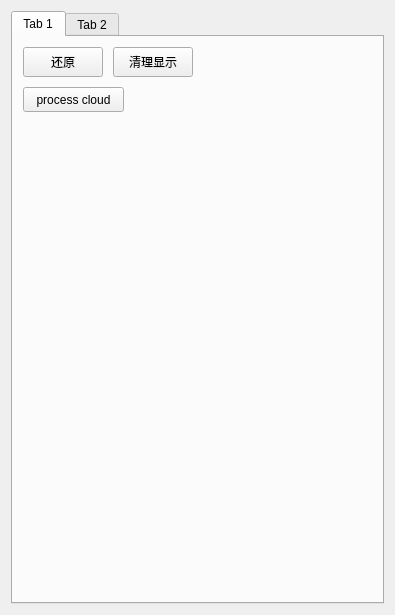
Above: src/setting_menu.ui from hikerkong/boxs_tool before the change. Below: the same form after it.
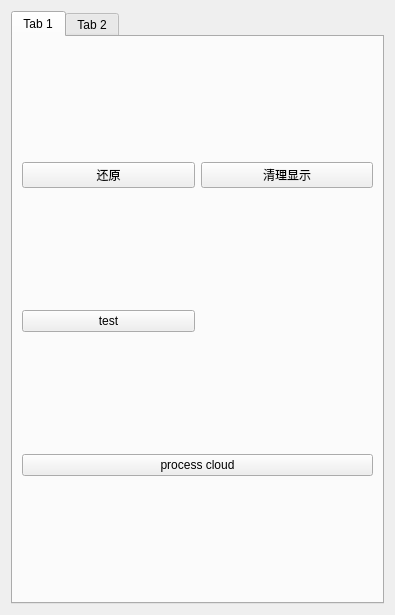
That is the form after the change.

Diff of the .ui file:
```diff
--- a/src/setting_menu.ui
+++ b/src/setting_menu.ui
@@ -23,45 +23,36 @@
       <attribute name="title">
        <string>Tab 1</string>
       </attribute>
+      <layout class="QGridLayout" name="gridLayout_2">
+       <item row="2" column="0" colspan="2">
       <widget class="QPushButton" name="pushButton">
-       <property name="geometry">
-        <rect>
-         <x>10</x>
-         <y>50</y>
-         <width>101</width>
-         <height>25</height>
-        </rect>
-       </property>
        <property name="text">
         <string>process cloud</string>
        </property>
       </widget>
+       </item>
+       <item row="0" column="0">
       <widget class="QPushButton" name="pushButton_2">
-       <property name="geometry">
-        <rect>
-         <x>10</x>
-         <y>10</y>
-         <width>80</width>
-         <height>30</height>
-        </rect>
-       </property>
        <property name="text">
         <string>还原</string>
        </property>
       </widget>
+       </item>
+       <item row="0" column="1">
       <widget class="QPushButton" name="pushButton_3">
-       <property name="geometry">
-        <rect>
-         <x>100</x>
-         <y>10</y>
-         <width>80</width>
-         <height>30</height>
-        </rect>
-       </property>
        <property name="text">
         <string>清理显示</string>
        </property>
       </widget>
+       </item>
+       <item row="1" column="0">
+        <widget class="QPushButton" name="pushButton_4">
+         <property name="text">
+          <string>test</string>
+         </property>
+        </widget>
+       </item>
+      </layout>
      </widget>
      <widget class="QWidget" name="tab_2">
       <attribute name="title">
```
Lines whose indentation alone changed are shown as unchanged.
